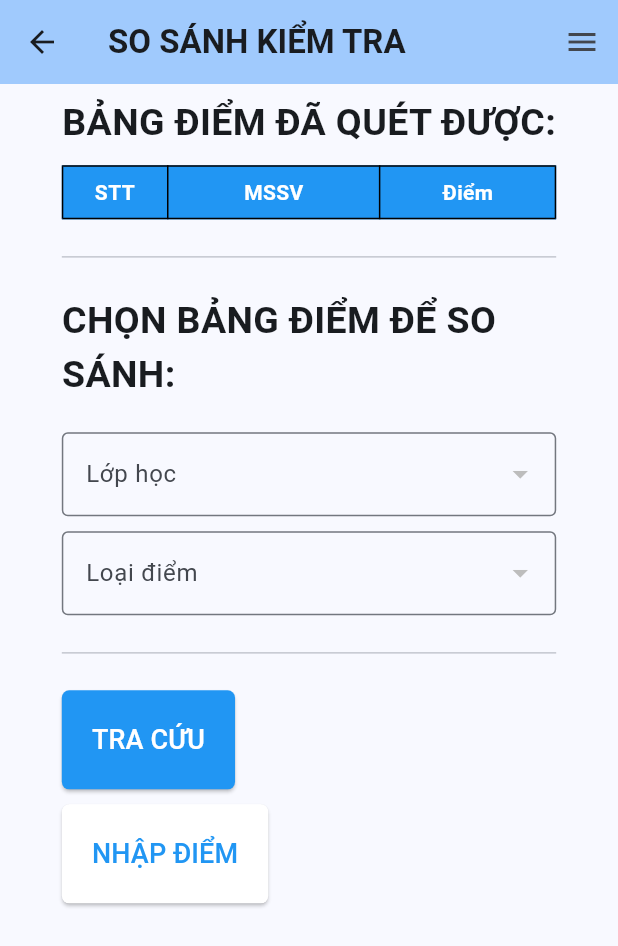
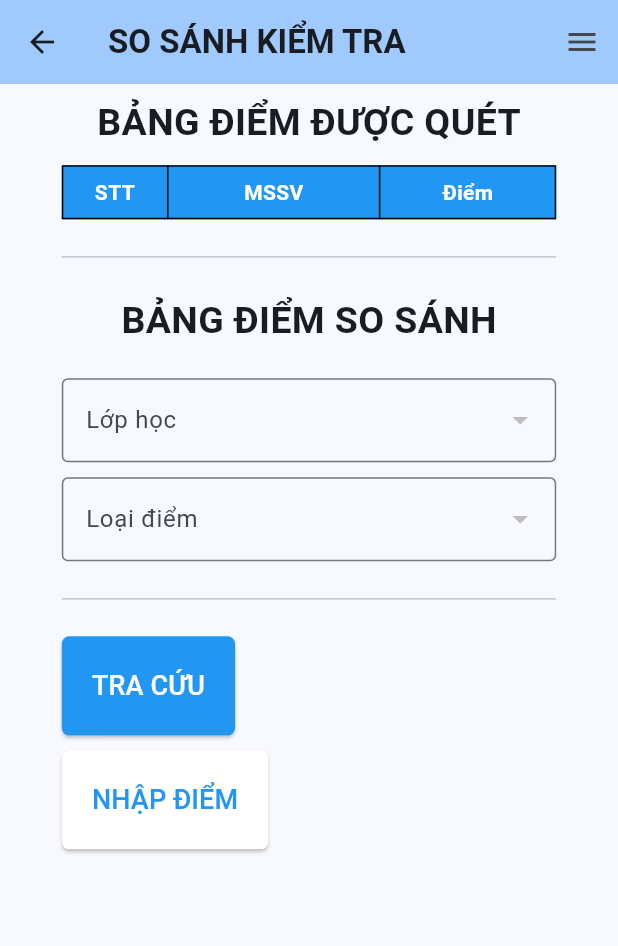
Before and after one commit to Slimaeus/flutter_hutech_classroom, a Flutter app: the MultipleComparisonScreen screen opened by its route, on a phone screen of 412 x 824 dp. Shown: the top 946 px of the screen. Run offline on Flutter 3.47's test engine with Material 3 defaults, Android fonts, the light colour scheme and no system bars; our stand-ins replace file_picker, flutter_mobx, flutter_secure_storage, mobx; missing offline and left inert: crop_your_image; accounts and stored records are empty; generated files the repository leaves out were written again; network calls fail.

Commit message:
refactor: Update ui for comparision screen

```diff
--- a/lib/screens/scan_system/multitple_comparision_screen.dart
+++ b/lib/screens/scan_system/multitple_comparision_screen.dart
@@ -82,10 +82,12 @@ class _MultipleComparisonScreenState extends State<MultipleComparisonScreen> {
           child: Column(
             crossAxisAlignment: CrossAxisAlignment.start,
             children: [
-              const Center(
+              Center(
                 child: Text(
-                  "BẢNG ĐIỂM ĐÃ QUÉT ĐƯỢC:",
-                  style: TextStyle(
+                  Platform.isWindows
+                      ? "BẢNG ĐIỂM ĐÃ QUÉT ĐƯỢC:"
+                      : "BẢNG ĐIỂM ĐƯỢC QUÉT",
+                  style: const TextStyle(
                     fontSize: 25,
                     fontWeight: FontWeight.bold,
                   ),
@@ -116,11 +118,15 @@ class _MultipleComparisonScreenState extends State<MultipleComparisonScreen> {
               //   );
               // }),
               const Divider(height: 50.0),
-              Text(
-                "CHỌN BẢNG ĐIỂM ĐỂ ${isImport ? "NHẬP" : "SO SÁNH"}:",
-                style: const TextStyle(
-                  fontSize: 25,
-                  fontWeight: FontWeight.bold,
+              Center(
+                child: Text(
+                  Platform.isWindows
+                      ? "CHỌN BẢNG ĐIỂM ĐỂ ${isImport ? "NHẬP" : "SO SÁNH"}:"
+                      : "BẢNG ĐIỂM ${isImport ? "NHẬP" : "SO SÁNH"}",
+                  style: const TextStyle(
+                    fontSize: 25,
+                    fontWeight: FontWeight.bold,
+                  ),
                 ),
               ),
               const SizedBox(height: 20),
@@ -187,9 +193,11 @@ class _MultipleComparisonScreenState extends State<MultipleComparisonScreen> {
                                 // User canceled the picker
                               }
                             },
-                            child: const Text(
-                              'NHẬP TỆP ĐIỂM EXCEL',
-                              style: TextStyle(
+                            child: Text(
+                              Platform.isWindows
+                                  ? 'NHẬP TỆP ĐIỂM EXCEL'
+                                  : 'NHẬP EXCEL',
+                              style: const TextStyle(
                                 fontSize: 18,
                               ),
                             ),
@@ -238,9 +246,9 @@ class _MultipleComparisonScreenState extends State<MultipleComparisonScreen> {
                                 ));
                               }
                             },
-                            child: const Text(
-                              'CẬP NHẬT ĐIỂM',
-                              style: TextStyle(
+                            child: Text(
+                              Platform.isWindows ? 'CẬP NHẬT ĐIỂM' : 'CẬP NHẬT',
+                              style: const TextStyle(
                                 fontSize: 18,
                               ),
                             ),
@@ -373,9 +381,11 @@ class _MultipleComparisonScreenState extends State<MultipleComparisonScreen> {
                 }
                 return Column(
                   children: [
-                    const Text(
-                      "BẢNG ĐIỂM TRA CỨU ĐƯỢC:",
-                      style: TextStyle(
+                    Text(
+                      Platform.isWindows
+                          ? "BẢNG ĐIỂM TRA CỨU ĐƯỢC:"
+                          : "BẢNG ĐIỂM TRA CỨU",
+                      style: const TextStyle(
                         fontSize: 25,
                         fontWeight: FontWeight.bold,
                       ),
```
Also changed, not shown: lib/screens/scan_system/comparison_screen.dart (+27 -17 lines).
